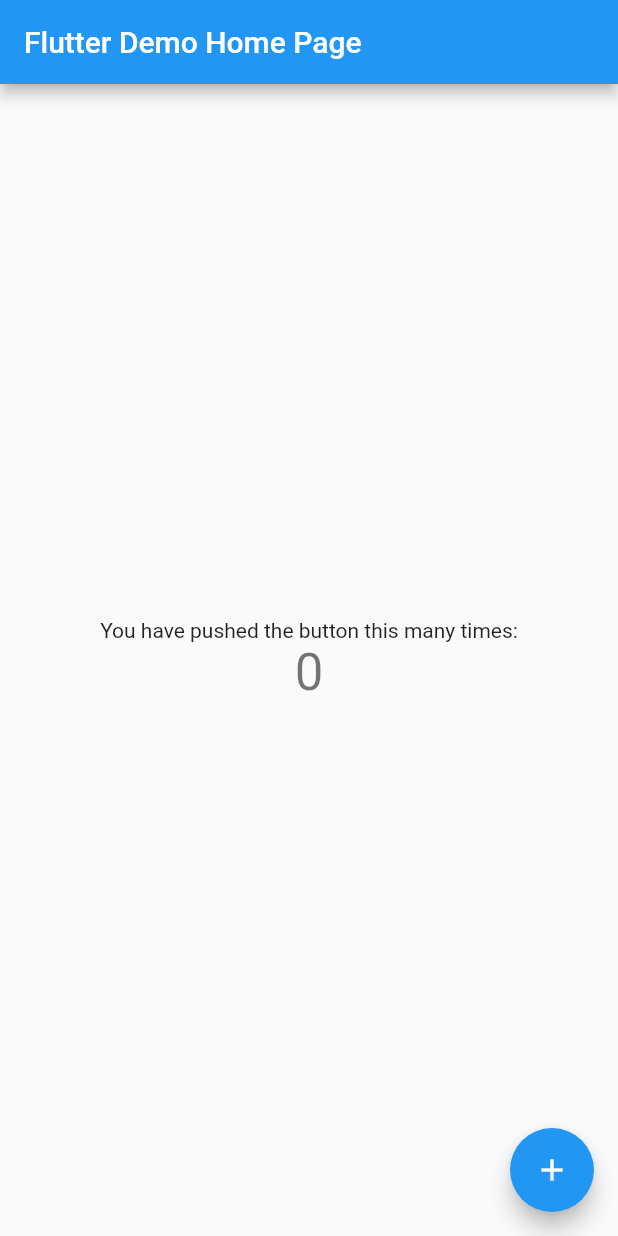
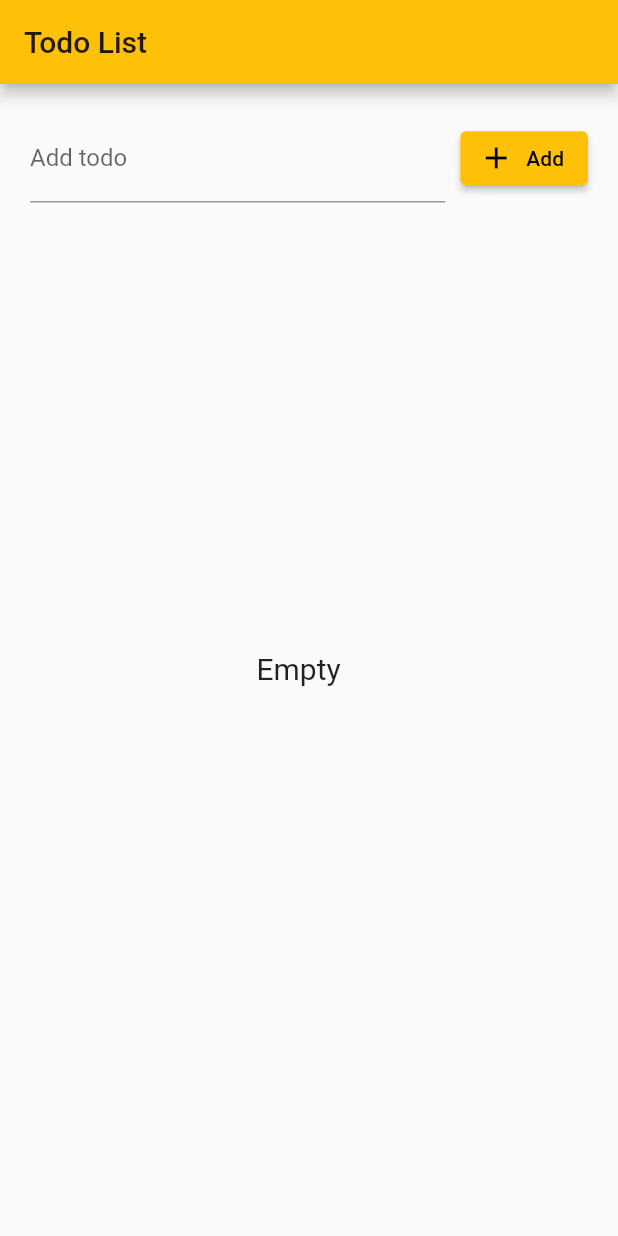
Before and after one commit to pqminh206/flutter_go, a Flutter app: the screen it shows after launch, on a phone screen of 412 x 824 dp. Run offline on Flutter 3.47's test engine with Material 2 defaults, Android fonts, the phone set to English and light mode, and no system bars.

Commit message:
handle add and remove todo

```diff
--- /dev/null
+++ b/lib/base/base_bloc.dart
@@ -0,0 +1,27 @@
+import 'dart:async';
+import 'package:flutter/material.dart';
+import 'package:flutter_go/base/base_event.dart';
+
+abstract class BaseBloc {
+  StreamController<BaseEvent> _eventStreamController =
+      StreamController<BaseEvent>();
+
+  Sink<BaseEvent> get event => _eventStreamController.sink;
+
+  BaseBloc() {
+    _eventStreamController.stream.listen((event) {
+      if (event is! BaseEvent) {
+        throw Exception("Event invalid!");
+      }
+
+      dispatchEvent(event);
+    });
+  }
+
+  void dispatchEvent(BaseEvent event);
+
+  @mustCallSuper
+  void dispose() {
+    _eventStreamController.close();
+  }
+}
--- /dev/null
+++ b/lib/base/base_event.dart
@@ -0,0 +1 @@
+class BaseEvent {}
--- /dev/null
+++ b/lib/bloc/todo_bloc.dart
@@ -0,0 +1,42 @@
+import 'dart:async';
+import 'dart:math';
+import 'package:flutter_go/base/base_bloc.dart';
+import 'package:flutter_go/base/base_event.dart';
+import 'package:flutter_go/event/add_todo_event.dart';
+import 'package:flutter_go/event/delete_todo_event.dart';
+import 'package:flutter_go/model/todo.dart';
+
+class TodoBloc extends BaseBloc {
+  StreamController<List<Todo>> _todoListStreamController =
+      StreamController<List<Todo>>();
+  Stream<List<Todo>> get todoListStream => _todoListStreamController.stream;
+
+  var _randomInt = Random();
+  List<Todo> _todoListData = [];
+
+  _addTodo(Todo todo) {
+    _todoListData.add(todo);
+    _todoListStreamController.sink.add(_todoListData);
+  }
+
+  _deleteTodo(Todo todo) {
+    _todoListData.remove(todo);
+    _todoListStreamController.sink.add(_todoListData);
+  }
+
+  @override
+  void dispatchEvent(BaseEvent event) {
+    if (event is AddTodoEvent) {
+      Todo todo = new Todo(_randomInt.nextInt(10000), event.content);
+      _addTodo(todo);
+    } else if (event is DeleteTodoEvent) {
+      _deleteTodo(event.todo);
+    }
+  }
+
+  @override
+  void dispose() {
+    super.dispose();
+    _todoListStreamController.close();
+  }
+}
--- /dev/null
+++ b/lib/event/add_todo_event.dart
@@ -0,0 +1,7 @@
+import 'package:flutter_go/base/base_event.dart';
+
+class AddTodoEvent extends BaseEvent {
+  String content;
+
+  AddTodoEvent(this.content);
+}
--- /dev/null
+++ b/lib/event/delete_todo_event.dart
@@ -0,0 +1,8 @@
+import 'package:flutter_go/base/base_event.dart';
+import 'package:flutter_go/model/todo.dart';
+
+class DeleteTodoEvent extends BaseEvent {
+  Todo todo;
+
+  DeleteTodoEvent(this.todo);
+}
--- a/lib/main.dart
+++ b/lib/main.dart
@@ -1,113 +1,27 @@
 import 'package:flutter/material.dart';
+import 'package:flutter_go/bloc/todo_bloc.dart';
+import 'package:flutter_go/todo/todo_list_container.dart';
+import 'package:provider/provider.dart';
 
 void main() {
   runApp(MyApp());
 }
 
 class MyApp extends StatelessWidget {
-  // This widget is the root of your application.
   @override
   Widget build(BuildContext context) {
     return MaterialApp(
-      title: 'Flutter Demo',
-      theme: ThemeData(
-        // This is the theme of your application.
-        //
-        // Try running your application with "flutter run". You'll see the
-        // application has a blue toolbar. Then, without quitting the app, try
-        // changing the primarySwatch below to Colors.green and then invoke
-        // "hot reload" (press "r" in the console where you ran "flutter run",
-        // or simply save your changes to "hot reload" in a Flutter IDE).
-        // Notice that the counter didn't reset back to zero; the application
-        // is not restarted.
-        primarySwatch: Colors.blue,
+      title: "Todo List",
+      theme: ThemeData(primarySwatch: Colors.amber),
+      home: Scaffold(
+        appBar: AppBar(
+          title: Text("Todo List"),
+        ),
+        body: Provider<TodoBloc>.value(
+          value: TodoBloc(),
+          child: TodoListContainer(),
+        ),
       ),
-      home: MyHomePage(title: 'Flutter Demo Home Page'),
     );
   }
 }
-
-class MyHomePage extends StatefulWidget {
-  MyHomePage({Key? key, required this.title}) : super(key: key);
-
-  // This widget is the home page of your application. It is stateful, meaning
-  // that it has a State object (defined below) that contains fields that affect
-  // how it looks.
-
-  // This class is the configuration for the state. It holds the values (in this
-  // case the title) provided by the parent (in this case the App widget) and
-  // used by the build method of the State. Fields in a Widget subclass are
-  // always marked "final".
-
-  final String title;
-
-  @override
-  _MyHomePageState createState() => _MyHomePageState();
-}
-
-class _MyHomePageState extends State<MyHomePage> {
-  int _counter = 0;
-
-  void _incrementCounter() {
-    setState(() {
-      // This call to setState tells the Flutter framework that something has
-      // changed in this State, which causes it to rerun the build method below
-      // so that the display can reflect the updated values. If we changed
-      // _counter without calling setState(), then the build method would not be
-      // called again, and so nothing would appear to happen.
-      _counter++;
-    });
-  }
-
-  @override
-  Widget build(BuildContext context) {
-    // This method is rerun every time setState is called, for instance as done
-    // by the _incrementCounter method above.
-    //
-    // The Flutter framework has been optimized to make rerunning build methods
-    // fast, so that you can just rebuild anything that needs updating rather
-    // than having to individually change instances of widgets.
-    return Scaffold(
-      appBar: AppBar(
-        // Here we take the value from the MyHomePage object that was created by
-        // the App.build method, and use it to set our appbar title.
-        title: Text(widget.title),
-      ),
-      body: Center(
-        // Center is a layout widget. It takes a single child and positions it
-        // in the middle of the parent.
-        child: Column(
-          // Column is also a layout widget. It takes a list of children and
-          // arranges them vertically. By default, it sizes itself to fit its
-          // children horizontally, and tries to be as tall as its parent.
-          //
-          // Invoke "debug painting" (press "p" in the console, choose the
-          // "Toggle Debug Paint" action from the Flutter Inspector in Android
-          // Studio, or the "Toggle Debug Paint" command in Visual Studio Code)
-          // to see the wireframe for each widget.
-          //
-          // Column has various properties to control how it sizes itself and
-          // how it positions its children. Here we use mainAxisAlignment to
-          // center the children vertically; the main axis here is the vertical
-          // axis because Columns are vertical (the cross axis would be
-          // horizontal).
-          mainAxisAlignment: MainAxisAlignment.center,
-          children: <Widget>[
-            Text(
-              'You have pushed the button this many times:',
-            ),
-            Text(
-              '$_counter',
-              style: Theme.of(context).textTheme.headline4,
-            ),
-          ],
-        ),
-      ),
-      floatingActionButton: FloatingActionButton(
-        onPressed: _incrementCounter,
-        tooltip: 'Increment',
-        child: Icon(Icons.add),
-      ), // This trailing comma makes auto-formatting nicer for build methods.
-    );
-  }
-}
--- /dev/null
+++ b/lib/model/todo.dart
@@ -0,0 +1,18 @@
+class Todo {
+  int _id;
+  String _content;
+
+  Todo(this._id, this._content);
+
+  String get content => _content;
+
+  set content(String value) {
+    _content = value;
+  }
+
+  int get id => _id;
+
+  set id(int value) {
+    _id = value;
+  }
+}
--- /dev/null
+++ b/lib/todo/todo_header.dart
@@ -0,0 +1,33 @@
+import 'package:flutter/material.dart';
+import 'package:flutter_go/bloc/todo_bloc.dart';
+import 'package:flutter_go/event/add_todo_event.dart';
+import 'package:provider/provider.dart';
+
+class TodoHeader extends StatelessWidget {
+  @override
+  Widget build(BuildContext context) {
+    TextEditingController txtTodoController = TextEditingController();
+    var bloc = Provider.of<TodoBloc>(context);
+
+    return Row(
+      children: [
+        Expanded(
+          child: TextFormField(
+            controller: txtTodoController,
+            decoration: InputDecoration(labelText: 'Add todo'),
+          ),
+        ),
+        SizedBox(
+          width: 10,
+        ),
+        ElevatedButton.icon(
+            onPressed: () {
+              bloc.event.add(AddTodoEvent(txtTodoController.text));
+              txtTodoController.text = "";
+            },
+            icon: Icon(Icons.add),
+            label: Text("Add"))
+      ],
+    );
+  }
+}
--- /dev/null
+++ b/lib/todo/todo_list.dart
@@ -0,0 +1,63 @@
+import 'package:flutter/material.dart';
+import 'package:flutter_go/bloc/todo_bloc.dart';
+import 'package:flutter_go/event/delete_todo_event.dart';
+import 'package:flutter_go/model/todo.dart';
+import 'package:provider/provider.dart';
+
+class TodoList extends StatefulWidget {
+  @override
+  _TodoListState createState() => _TodoListState();
+}
+
+class _TodoListState extends State<TodoList> {
+  @override
+  Widget build(BuildContext context) {
+    return Consumer<TodoBloc>(
+      builder: (context, bloc, child) => StreamBuilder<List<Todo>>(
+          stream: bloc.todoListStream,
+          builder: (context, snapshot) {
+            switch (snapshot.connectionState) {
+              case ConnectionState.active:
+                return ListView.builder(
+                  itemCount: snapshot.data?.length,
+                  itemBuilder: (context, index) {
+                    return ListTile(
+                      title: Text(snapshot.data![index].content,
+                          style: TextStyle(fontSize: 20)),
+                      trailing: GestureDetector(
+                        onTap: () {
+                          bloc.event
+                              .add(DeleteTodoEvent(snapshot.data![index]));
+                        },
+                        child: Icon(
+                          Icons.delete,
+                          color: Colors.amber,
+                        ),
+                      ),
+                    );
+                  },
+                );
+              case ConnectionState.waiting:
+                return Center(
+                  child: Container(
+                    width: 70,
+                    height: 70,
+                    child: Text(
+                      "Empty",
+                      style: TextStyle(fontSize: 20),
+                    ),
+                  ),
+                );
+              case ConnectionState.none:
+              default:
+                return Center(
+                    child: Container(
+                  width: 70,
+                  height: 70,
+                  child: CircularProgressIndicator(),
+                ));
+            }
+          }),
+    );
+  }
+}
--- /dev/null
+++ b/lib/todo/todo_list_container.dart
@@ -0,0 +1,18 @@
+import 'package:flutter/material.dart';
+import 'package:flutter_go/todo/todo_header.dart';
+import 'package:flutter_go/todo/todo_list.dart';
+
+class TodoListContainer extends StatelessWidget {
+  @override
+  Widget build(BuildContext context) {
+    return Container(
+      padding: EdgeInsets.all(20),
+      child: Column(
+        children: [
+          TodoHeader(),
+          Expanded(child: TodoList()),
+        ],
+      ),
+    );
+  }
+}
--- a/pubspec.yaml
+++ b/pubspec.yaml
@@ -28,6 +28,7 @@
   # The following adds the Cupertino Icons font to your application.
   # Use with the CupertinoIcons class for iOS style icons.
   cupertino_icons: ^1.0.2
+  provider: ^5.0.0
 
 dev_dependencies:
   flutter_test:
```
Also changed, not shown: pubspec.lock.
